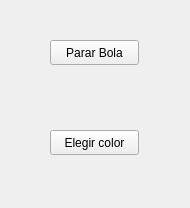
First picture: the form in bolas/widgetBola.ui, repository Edgarm17/repoInterfaces, before the edit.
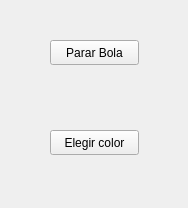
Second picture: the form after the edit.

Diff of the .ui file:
```diff
--- a/bolas/widgetBola.ui
+++ b/bolas/widgetBola.ui
@@ -6,7 +6,7 @@
    <rect>
     <x>0</x>
     <y>0</y>
-    <width>190</width>
+    <width>188</width>
     <height>208</height>
    </rect>
   </property>
```
Left out of the diff: 2 changed lines with no effect on the pictures.
